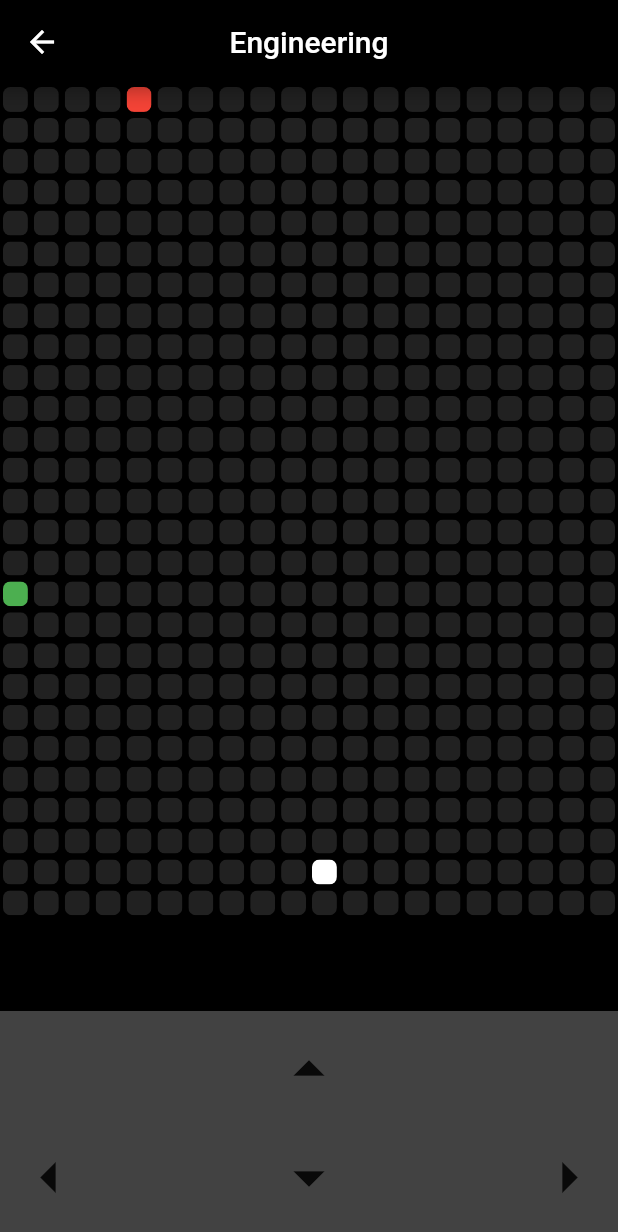
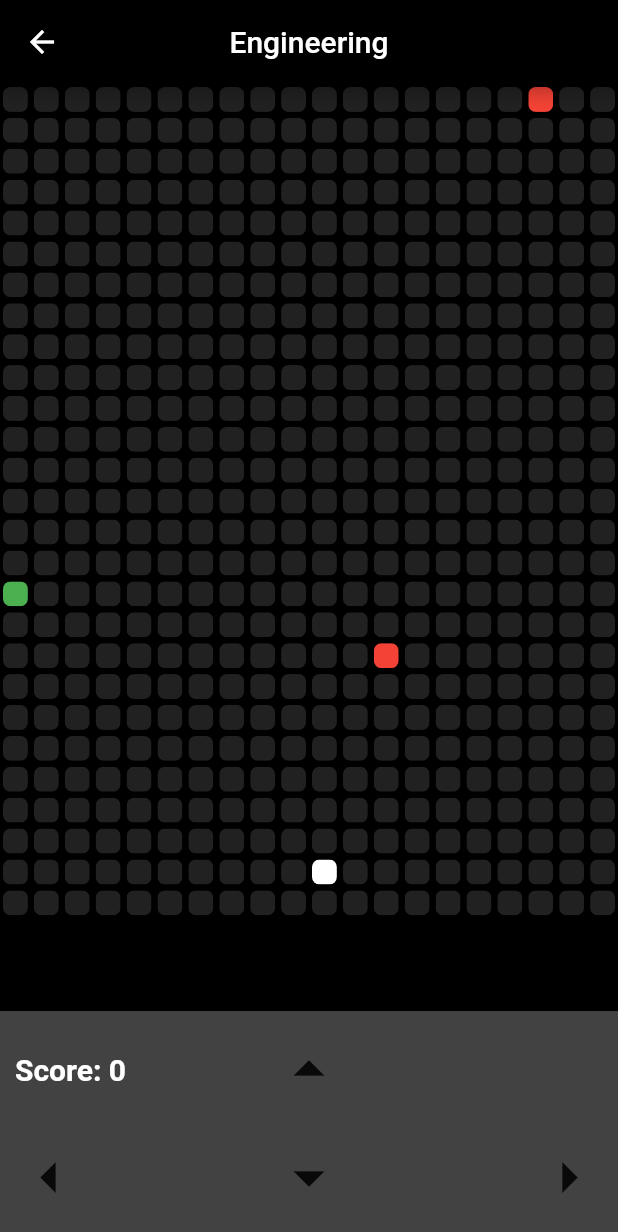
Before and after one commit to MorphewPrime/campus-battle, a Flutter app: the MyEngGame screen opened directly, scrolled down 160 dp, after a tap on "Begin", after a tap on the "arrow drop up" icon, on a phone screen of 412 x 824 dp. Shown: the top 1232 px of the screen. Run offline on Flutter 3.47's test engine with Material 2 defaults, Android fonts, the phone set to English and light mode, and no system bars; our stand-ins replace cloud_firestore, firebase_auth, firebase_core, font_awesome_flutter, geolocator, google_maps_flutter and 2 more; missing offline and left inert: flame, panorama, sprung; accounts and stored records are empty.

Commit message:
Finished engineering game

```diff
--- a/lib/screens/game/engineering/engGame.dart
+++ b/lib/screens/game/engineering/engGame.dart
@@ -37,7 +37,13 @@ class _MyEngGameState extends State<MyEngGame> {
       _showDialog = false;
       startGame();
     });
-    startGame();
+  }
+
+  int _score = 0;
+  void incrementScore() {
+    setState(() {
+      _score++;
+    });
   }
 
   //initializing variables
@@ -61,12 +67,112 @@ class _MyEngGameState extends State<MyEngGame> {
     target = randomNum.nextInt(400) + 100;
   }
 
+  //enemy missiles
+  // List<int> enemyMissiles = [];
+
   //everything that should happen upon start
+  int counter = 0;
+  Timer? gameTimer;
   void startGame() {
     charPos = 530;
-    const duration = const Duration(milliseconds: 700);
-    Timer.periodic(duration, (timer) {
+    const duration = const Duration(milliseconds: 100);
+    gameTimer = Timer.periodic(duration, (timer) {
       enemyMoves();
+      checkTarget();
+      checkScore();
+      counter++;
+      if (counter == 20) {
+        // Execute the fireMissile function every 5 intervals (500 milliseconds)
+        fireMissile();
+        counter = 0; // Reset the counter after firing the missile
+      }
+    });
+  }
+
+  //enemy fires a missile
+  int enemyMissile = -1;
+  void fireMissile() {
+    enemyMissile = enemyPos;
+    const durationMissile = const Duration(milliseconds: 30);
+    Timer.periodic(durationMissile, (timer) {
+      setState(() {
+        enemyMissile += 20;
+        if (enemyMissile >= numOfSquares) {
+          // enemyMissiles.remove(enemyPos);
+          timer.cancel();
+        } else if (enemyMissile == charPos) {
+          gameTimer?.cancel();
+          youLostPopup();
+          timer.cancel();
+        }
+      });
+    });
+    // enemyMissiles.add(enemyMissile);
+  }
+
+  //check score
+  void checkScore() {
+    if (_score > 4) {
+      gameTimer?.cancel();
+      youWonPopup();
+    }
+  }
+
+  //if game won
+  void youWonPopup() {
+    showDialog(
+      context: context,
+      barrierDismissible: false,
+      builder: (BuildContext context) {
+        return AlertDialog(
+          title: Text('Congratulations!'),
+          content: Text('You won the game!'),
+          actions: <Widget>[
+            TextButton(
+              child: Text('Back to Map'),
+              onPressed: () {
+                // Close the dialog and navigate back to the map screen
+                Navigator.of(context).pop();
+                Navigator.of(context).pop();
+              },
+            ),
+          ],
+        );
+      },
+    );
+  }
+
+  //if hit, game over
+  void youLostPopup() {
+    showDialog(
+      context: context,
+      barrierDismissible: false,
+      builder: (BuildContext context) {
+        return AlertDialog(
+          title: Text('Game Over!'),
+          content: Text('You got hit!'),
+          actions: <Widget>[
+            TextButton(
+              child: Text('Back to Map'),
+              onPressed: () {
+                // Close the dialog and navigate back to the map screen
+                Navigator.of(context).pop();
+                Navigator.of(context).pop();
+              },
+            ),
+          ],
+        );
+      },
+    );
+  }
+
+  //checking if user is on target
+  void checkTarget() {
+    setState(() {
+      if (charPos == target) {
+        generateNewTarget();
+        incrementScore();
+      }
     });
   }
 
@@ -169,7 +275,7 @@ class _MyEngGameState extends State<MyEngGame> {
                       ),
                     );
                   }
-                  if (index == enemyPos) {
+                  if (index == enemyPos || index == enemyMissile) {
                     return Container(
                       padding: EdgeInsets.all(2),
                       child: ClipRRect(
@@ -207,6 +313,22 @@ class _MyEngGameState extends State<MyEngGame> {
                   Row(
                     mainAxisAlignment: MainAxisAlignment.center,
                     children: <Widget>[
+                      Expanded(
+                        child: Padding(
+                          padding: const EdgeInsets.fromLTRB(10, 0, 0, 0),
+                          child: SizedBox(
+                            width: 100,
+                            child: Text(
+                              'Score: $_score',
+                              style: TextStyle(
+                                color: Colors.white,
+                                fontSize: 20.0,
+                                fontWeight: FontWeight.bold,
+                              ),
+                            ),
+                          ),
+                        ),
+                      ),
                       IconButton(
                         onPressed: () {
                           // Handle up arrow button press
@@ -214,6 +336,9 @@ class _MyEngGameState extends State<MyEngGame> {
                         },
                         icon: Icon(Icons.arrow_drop_up),
                         iconSize: 50,
+                      ),
+                      Expanded(
+                        child: SizedBox(width: 100),
                       ),
                     ],
                   ),
```
